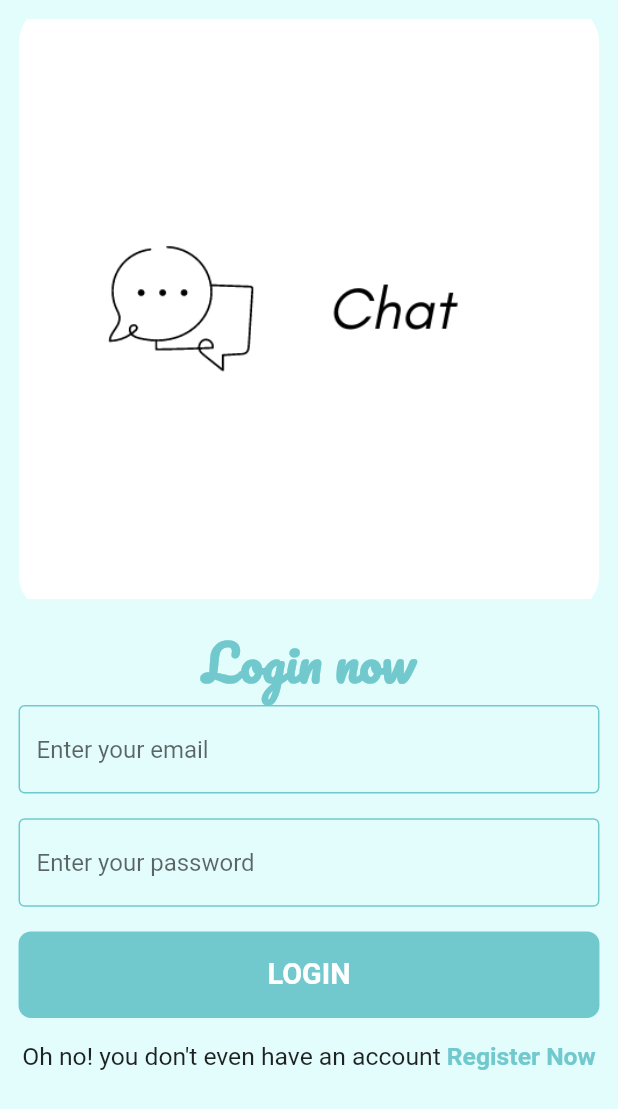
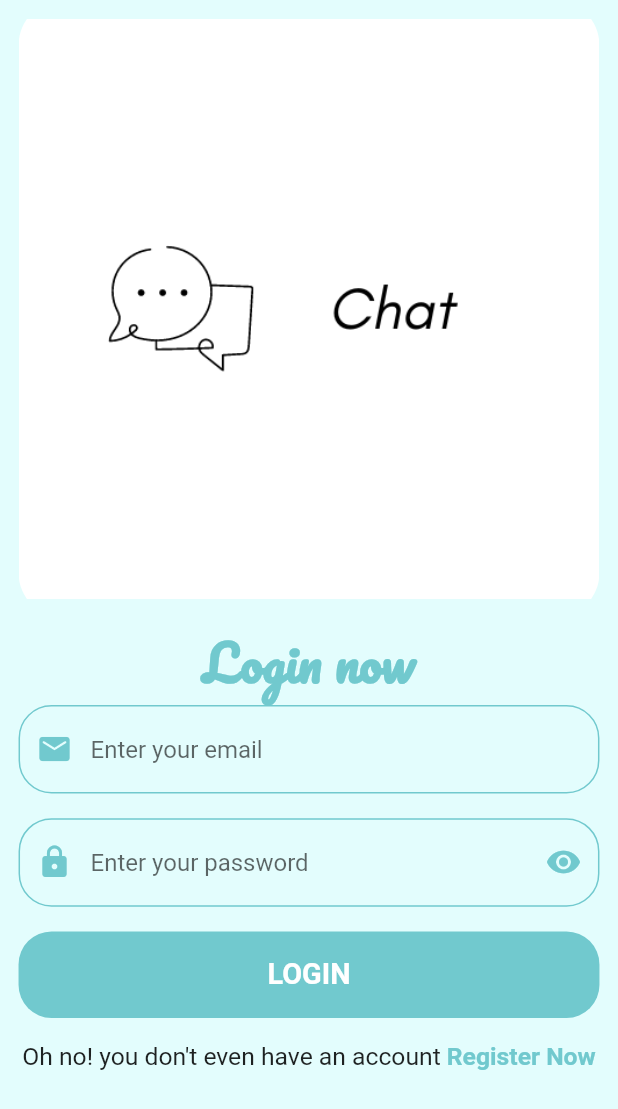
Before and after one commit to YosophAhmed/chatApp, a Flutter app: the screen it shows after launch, on a phone screen of 412 x 824 dp. Shown: the top 1109 px of the screen. Run offline on Flutter 3.47's test engine with Material 2 defaults, Android fonts, the light colour scheme and no system bars; drawn by our look-alikes of modal_progress_hud_nsn; our stand-ins replace cloud_firestore, firebase_auth, firebase_core, sizer; accounts and stored records are empty.

Commit message:
Latest Commit

```diff
--- a/lib/components/custom_button.dart
+++ b/lib/components/custom_button.dart
@@ -19,7 +19,7 @@ class CustomButton extends StatelessWidget {
         height: 7.h,
         decoration: BoxDecoration(
           color: primaryColor4,
-          borderRadius: BorderRadius.circular(6.sp),
+          borderRadius: BorderRadius.circular(16.sp),
         ),
         alignment: Alignment.center,
         child: Text(
--- a/lib/components/custom_textfield.dart
+++ b/lib/components/custom_textfield.dart
@@ -1,23 +1,30 @@
 import 'package:chat/constants/colors.dart';
 import 'package:flutter/material.dart';
+import 'package:sizer/sizer.dart';
 
 class CustomTextFormField extends StatelessWidget {
 
   final String? hintText;
   final IconData? suffix;
+  final IconData? prefix;
+  final bool? obscure;
   final TextEditingController? controller;
+  final TextInputType? keyboardType;
   final Function(String)? onChanged;
   final Function(String)? onSubmitted;
-  final Function()? sendMessage;
+  final void Function()? suffixFunction;
 
   const CustomTextFormField({
     Key? key,
     this.hintText,
+    this.obscure = false,
     this.controller,
+    this.keyboardType,
     this.onChanged,
     this.onSubmitted,
     this.suffix,
-    this.sendMessage,
+    this.prefix,
+    this.suffixFunction,
   }) : super(key: key);
 
   @override
@@ -32,27 +39,36 @@ class CustomTextFormField extends StatelessWidget {
       },
       decoration: InputDecoration(
         hintText: hintText,
-        border: const OutlineInputBorder(
-          borderSide: BorderSide(
+        border: OutlineInputBorder(
+          borderSide: const BorderSide(
             color: primaryColor4,
           ),
+          borderRadius: BorderRadius.circular(16.sp),
         ),
-        enabledBorder: const OutlineInputBorder(
-          borderSide: BorderSide(
+        enabledBorder: OutlineInputBorder(
+          borderSide: const BorderSide(
             color: primaryColor4,
           ),
+          borderRadius: BorderRadius.circular(16.sp),
         ),
-        focusedBorder: const OutlineInputBorder(
-          borderSide: BorderSide(
+        focusedBorder: OutlineInputBorder(
+          borderSide: const BorderSide(
             color: primaryColor4,
           ),
+          borderRadius: BorderRadius.circular(16.sp),
+        ),
+        prefixIcon: Icon(
+          prefix,
+          color: primaryColor4,
         ),
         suffixIcon: IconButton(
-          onPressed: sendMessage,
+          onPressed: suffixFunction,
           icon: Icon(suffix),
           color: primaryColor4,
         ),
       ),
+      keyboardType: keyboardType,
+      obscureText: obscure!,
       onChanged: onChanged,
       onFieldSubmitted: onSubmitted,
     );
--- a/lib/constants/collections.dart
+++ b/lib/constants/collections.dart
@@ -2,3 +2,4 @@
 const String messagesCollection = 'messages';
 
 const String kMessage = 'message';
+const String kmessageTime = 'messageTime';
--- a/lib/pages/login_page.dart
+++ b/lib/pages/login_page.dart
@@ -13,8 +13,6 @@ import 'chat_page.dart';
 
 class LoginPage extends StatefulWidget {
   static const String id = 'LoginPage';
-
-
   LoginPage({Key? key}) : super(key: key);
 
   @override
@@ -25,6 +23,7 @@ class _LoginPageState extends State<LoginPage> {
   String? email;
   String? password;
   bool isLoading = false;
+  bool isPressed = false;
   GlobalKey<FormState> formKey = GlobalKey();
 
   Future<void> login() async {
@@ -53,6 +52,8 @@ class _LoginPageState extends State<LoginPage> {
                   onChanged: (data) {
                       email = data;
                   },
+                  prefix: Icons.email_rounded,
+                  keyboardType: TextInputType.emailAddress,
                 ),
                 SizedBox(
                   height: 2.h,
@@ -62,6 +63,15 @@ class _LoginPageState extends State<LoginPage> {
                   onChanged: (data) {
                     password = data;
                   },
+                  prefix: Icons.lock,
+                  suffix: isPressed? Icons.visibility_off : Icons.visibility,
+                  suffixFunction: (){
+                        setState(() {
+                          isPressed = !isPressed;
+                        });
+                  },
+                  obscure: isPressed? true : false,
+                  keyboardType: TextInputType.visiblePassword,
                 ),
                 SizedBox(
                   height: 2.h,
--- a/lib/pages/register_page.dart
+++ b/lib/pages/register_page.dart
@@ -52,6 +52,8 @@ class _RegisterPageState extends State<RegisterPage> {
                   onChanged: (data) {
                     email = data;
                   },
+                  prefix: Icons.email_rounded,
+                  keyboardType: TextInputType.emailAddress,
                 ),
                 SizedBox(
                   height: 2.h,
@@ -61,6 +63,8 @@ class _RegisterPageState extends State<RegisterPage> {
                   onChanged: (data) {
                     password = data;
                   },
+                  prefix: Icons.lock,
+                  keyboardType: TextInputType.visiblePassword,
                 ),
                 SizedBox(
                   height: 2.h,
```
Also changed, not shown: lib/pages/chat_page.dart (+18 -6 lines).
